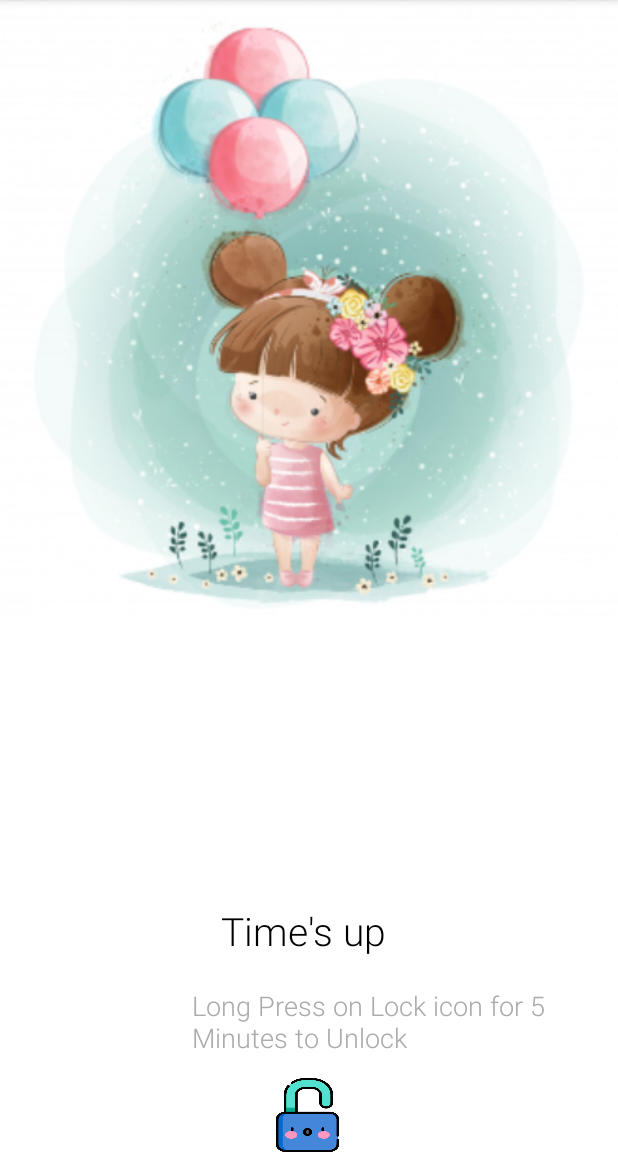
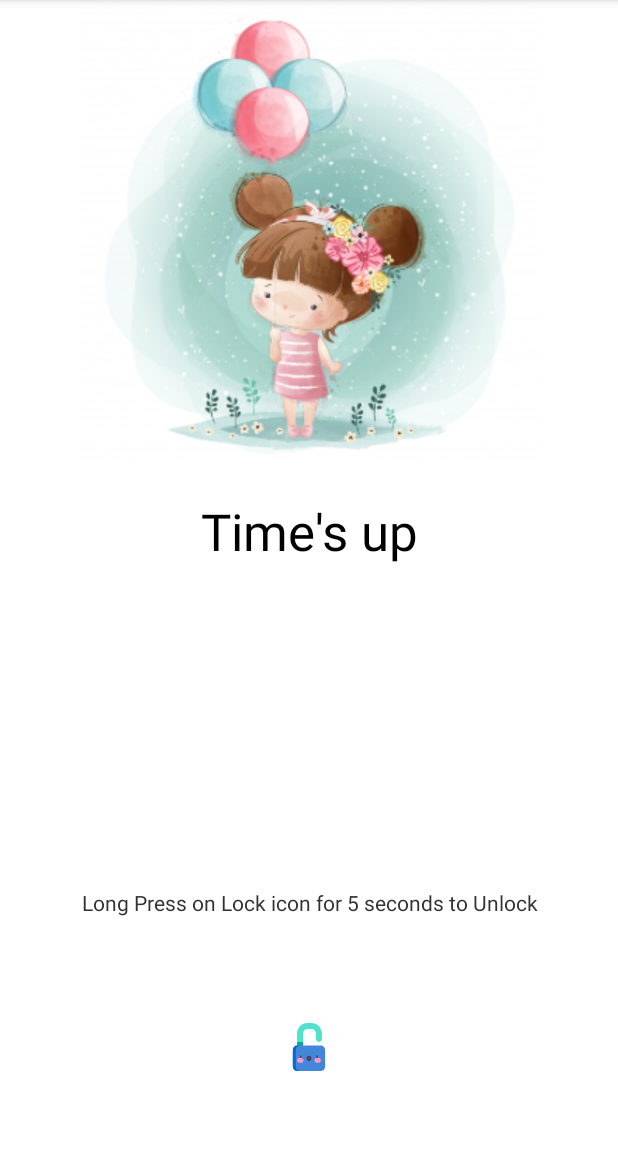
Before and after one commit to dunyajm20/KidsPL, an Android app: the screen it shows after launch (MainActivity), on a phone screen of 412 x 824 dp, the part 84-1236 px from its top. Run offline under Robolectric (Android 15) with nearby library versions, the phone set to English and light mode, and no system bars.

Commit message:
code review 1

```diff
--- a/app/build.gradle
+++ b/app/build.gradle
@@ -10,6 +10,7 @@ android {
         versionCode 1
         versionName "1.0"
         testInstrumentationRunner "androidx.test.runner.AndroidJUnitRunner"
+        vectorDrawables.useSupportLibrary = true
     }
     buildTypes {
         release {
--- a/app/src/main/java/com/example/kidsphonelimits/MainActivity.java
+++ b/app/src/main/java/com/example/kidsphonelimits/MainActivity.java
@@ -3,17 +3,12 @@ package com.example.kidsphonelimits;
 import androidx.appcompat.app.AppCompatActivity;
 
 import android.annotation.SuppressLint;
-import android.content.Context;
-import android.content.Intent;
 import android.os.Bundle;
 import android.os.Handler;
-import android.os.Vibrator;
 import android.view.MotionEvent;
 import android.view.View;
-import android.widget.Button;
-import android.widget.TextView;
+import android.widget.ImageButton;
 import android.widget.Toast;
-
 
 
 public class MainActivity extends AppCompatActivity {
@@ -24,43 +19,53 @@ public class MainActivity extends AppCompatActivity {
         super.onCreate(savedInstanceState);
         setContentView(R.layout.activity_main);
 
+        final ImageButton unlockBtn = findViewById(R.id.unlock_btn);
 
-        final Button longpresss = (Button) findViewById(R.id.longclick);
-   /*    longpresss.setOnLongClickListener(new View.OnLongClickListener() {
-
-                                             public boolean onLongClick(View view) {
-                                                 longclickk();
-                                                 return true;
-                                             }
-                                         });
-*/
-        longpresss.setOnClickListener(new View.OnClickListener() {
-
+       //The code below will work whenever user click button it just delay 500 millis
+       /*
+       unlockBtn.setOnClickListener(new View.OnClickListener() {
             @Override
             public void onClick(View v) {
                 new Handler().postDelayed(new Runnable() {
                     @Override
                     public void run() {
-
-                        longpresss.setEnabled(true);
-                        longclickk();
+                        unlockBtn.setEnabled(true);
+                        showToast();
                     }
                 }, 500);
 
+            }
+        });
+        */
+
+        unlockBtn.setOnTouchListener(new View.OnTouchListener() {
+
+            @Override
+            public boolean onTouch(View view, MotionEvent motionEvent) {
+
+                if (motionEvent.getAction() == MotionEvent.ACTION_DOWN) {
+                    view.getHandler().postDelayed(new Runnable() {
+                        @Override
+                        public void run() {
+                            showToast();
+                        }
+                    }, 5000);
+
+                } else if (motionEvent.getAction() == MotionEvent.ACTION_UP) {
+                    view.getHandler().removeCallbacksAndMessages(null);
+                }
+
+                return false;
             }
         });
 
 
     }
 
-    public void longclickk()
-    {
+    public void showToast() {
         Toast.makeText(this, "Time over", Toast.LENGTH_LONG).show();
 
     }
 
 
-
-
-
 }
--- /dev/null
+++ b/app/src/main/res/drawable/ic_open_lock.xml
@@ -0,0 +1,13 @@
+<vector android:height="32dp" android:viewportHeight="497"
+    android:viewportWidth="497" android:width="32dp" xmlns:android="http://schemas.android.com/apk/res/android">
+    <path android:fillColor="#50e2ce" android:pathData="m155.861,300.44c-17.06,0 -30.891,-13.83 -30.891,-30.891v-160.695c0,-60.022 48.832,-108.854 108.854,-108.854h39.648c60.023,0 108.855,48.832 108.855,108.854v56.695c0,17.06 -13.83,30.891 -30.891,30.891s-30.891,-13.83 -30.891,-30.891v-56.695c0,-25.956 -21.117,-47.073 -47.073,-47.073h-39.648c-25.956,0 -47.073,21.117 -47.073,47.073v160.695c0.001,17.06 -13.83,30.891 -30.89,30.891z"/>
+    <path android:fillColor="#00ae8e" android:pathData="m124.97,196.947v72.602c0,3.553 0.607,6.962 1.711,10.14h58.359c1.104,-3.177 1.711,-6.586 1.711,-10.14v-72.602z"/>
+    <path android:fillColor="#4487da" android:pathData="m369.253,232.56h-241.506c-25.653,0 -46.449,20.796 -46.449,46.449v171.542c0,25.653 20.796,46.449 46.449,46.449h241.507c25.653,0 46.449,-20.796 46.449,-46.449v-171.542c0,-25.653 -20.796,-46.449 -46.45,-46.449z"/>
+    <path android:fillColor="#006ad0" android:pathData="m111.297,450.551v-171.542c0,-25.653 20.796,-46.449 46.449,-46.449h-30c-25.653,0 -46.449,20.796 -46.449,46.449v171.542c0,25.653 20.796,46.449 46.449,46.449h30c-25.652,0 -46.449,-20.796 -46.449,-46.449z"/>
+    <path android:fillColor="#ff97c1" android:pathData="M125.204,386.317a33.232,26.464 0,1 0,66.464 0a33.232,26.464 0,1 0,-66.464 0z"/>
+    <path android:fillColor="#ff97c1" android:pathData="M305.332,386.317a33.232,26.464 0,1 0,66.464 0a33.232,26.464 0,1 0,-66.464 0z"/>
+    <path android:fillColor="#5c576e" android:pathData="M230.86,365.983a17.64,19.74 0,1 0,35.28 0a17.64,19.74 0,1 0,-35.28 0z"/>
+    <path android:fillColor="#423e4f" android:pathData="m163.991,361.881c-4.143,0 -7.5,-3.358 -7.5,-7.5v-12.89c0,-4.142 3.357,-7.5 7.5,-7.5s7.5,3.358 7.5,7.5v12.89c0,4.143 -3.357,7.5 -7.5,7.5z"/>
+    <path android:fillColor="#423e4f" android:pathData="m248.5,393.222c-13.862,0 -25.141,-12.22 -25.141,-27.24s11.278,-27.239 25.141,-27.239 25.14,12.22 25.14,27.239c0,15.021 -11.277,27.24 -25.14,27.24zM248.5,353.743c-5.592,0 -10.141,5.491 -10.141,12.239 0,6.749 4.549,12.24 10.141,12.24 5.591,0 10.14,-5.491 10.14,-12.24 0,-6.748 -4.549,-12.239 -10.14,-12.239z"/>
+    <path android:fillColor="#423e4f" android:pathData="m333.008,361.881c-4.143,0 -7.5,-3.358 -7.5,-7.5v-12.89c0,-4.142 3.357,-7.5 7.5,-7.5s7.5,3.358 7.5,7.5v12.89c0,4.143 -3.357,7.5 -7.5,7.5z"/>
+</vector>
--- a/app/src/main/res/layout/activity_main.xml
+++ b/app/src/main/res/layout/activity_main.xml
@@ -9,15 +9,13 @@
     android:layout_height="match_parent"
     android:background="@color/white">
 
-
     <ImageView
         android:id="@+id/imageView"
         android:layout_width="match_parent"
-        android:layout_height="match_parent"
-
-
-        android:scaleType="fitStart"
+        android:layout_height="0dp"
+        android:scaleType="centerInside"
         android:src="@drawable/time_up_img1"
+        app:layout_constraintBottom_toBottomOf="@id/horizontal_top_guideline"
         app:layout_constraintStart_toStartOf="parent"
         app:layout_constraintTop_toTopOf="parent" />
 
@@ -25,57 +23,58 @@
         android:id="@+id/time"
         android:layout_width="wrap_content"
         android:layout_height="wrap_content"
-
-
-        android:fontFamily="sans-serif-light"
-        android:padding="0dp"
+        android:layout_marginTop="24dp"
         android:text="Time's up"
         android:textColor="@android:color/black"
-        android:textSize="26dp"
-        app:layout_constraintBottom_toBottomOf="parent"
-        app:layout_constraintBottom_toTopOf="@id/textView"
-
-        app:layout_constraintHorizontal_bias="0.490"
+        android:textAppearance="@style/TextAppearance.AppCompat.Display1"
+        app:layout_constraintHorizontal_bias="0.5"
         app:layout_constraintLeft_toLeftOf="parent"
-
-        app:layout_constraintRight_toRightOf="parent" />
+        app:layout_constraintRight_toRightOf="parent"
+        app:layout_constraintTop_toBottomOf="@+id/imageView" />
 
     <TextView
         android:id="@+id/textView"
-        android:layout_width="304dp"
-
-        android:layout_height="161dp"
+        android:layout_width="match_parent"
+        android:layout_height="wrap_content"
         android:layout_centerHorizontal="true"
         android:layout_centerVertical="true"
-        android:layout_marginTop="70dp"
-        android:fontFamily="sans-serif-light"
-        android:padding="20dp"
-        android:text="Long Press on Lock icon for 5 Minutes to Unlock"
-        android:textColor="@android:color/darker_gray"
-        android:textSize="18dp"
+        android:gravity="center"
+        android:padding="16dp"
+        android:textAppearance="@style/TextAppearance.AppCompat.Body1"
+        android:text="Long Press on Lock icon for 5 seconds to Unlock"
+        android:textColor="@android:color/secondary_text_light"
+        app:layout_constraintStart_toStartOf="parent"
+        app:layout_constraintTop_toTopOf="@id/horizontal_bottom_guideline" />
+
+    <ImageButton
+        android:id="@+id/unlock_btn"
+        android:layout_width="wrap_content"
+        android:layout_height="wrap_content"
+        android:layout_centerHorizontal="true"
+        android:layout_centerVertical="true"
+        android:background="?attr/selectableItemBackgroundBorderless"
+        android:padding="16dp"
+        android:scaleType="centerInside"
+        android:text=""
         app:layout_constraintBottom_toBottomOf="parent"
-        app:layout_constraintBottom_toTopOf="@id/longclick"
-        app:layout_constraintEnd_toEndOf="parent"
-        app:layout_constraintHorizontal_bias="0.588"
+        app:layout_constraintHorizontal_bias="0.5"
         app:layout_constraintLeft_toLeftOf="parent"
         app:layout_constraintRight_toRightOf="parent"
+        app:layout_constraintTop_toBottomOf="@+id/textView"
+        app:srcCompat="@drawable/ic_open_lock" />
 
-        app:layout_constraintTop_toTopOf="@id/longclick"
-        app:layout_constraintVertical_bias="1.0" />
+    <androidx.constraintlayout.widget.Guideline
+        android:id="@+id/horizontal_top_guideline"
+        android:layout_width="wrap_content"
+        android:layout_height="wrap_content"
+        android:orientation="horizontal"
+        app:layout_constraintGuide_percent="0.4" />
 
-    <Button
-        android:id="@+id/longclick"
+    <androidx.constraintlayout.widget.Guideline
+        android:id="@+id/horizontal_bottom_guideline"
+        android:layout_width="wrap_content"
+        android:layout_height="wrap_content"
+        android:orientation="horizontal"
+        app:layout_constraintGuide_percent="0.75" />
 
-        android:layout_width="62dp"
-        android:layout_height="49dp"
-        android:layout_centerHorizontal="true"
-        android:layout_centerVertical="true"
-        android:background="@drawable/padlock"
-        android:text=""
-        app:layout_constraintBottom_toBottomOf="parent"
-        app:layout_constraintHorizontal_bias="0.498"
-        app:layout_constraintLeft_toLeftOf="parent"
-        app:layout_constraintRight_toRightOf="parent"
-
-        />
 </androidx.constraintlayout.widget.ConstraintLayout>
```
